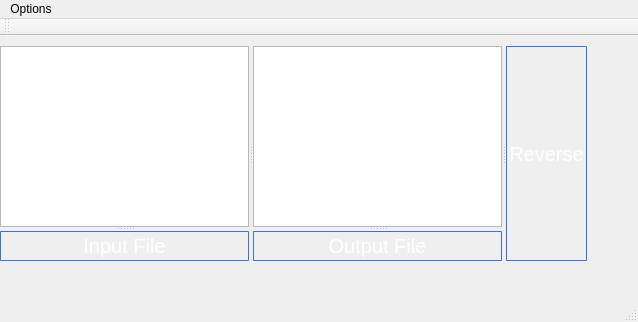
First picture: the form in Lab2/mainwindow.ui, repository SuperSolik/study-cpp-projects, before the edit.
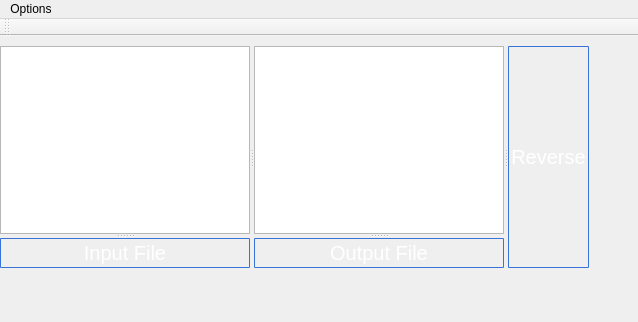
Second picture: the form after the edit.

Patch:
```diff
--- a/Lab2/mainwindow.ui
+++ b/Lab2/mainwindow.ui
@@ -24,7 +24,7 @@
                                         stop: 0 #4287ff, stop: 1 #356ccc);
  }
 
-QTextBrowser{
+QTextEdit{
 	font-size: 20px;
 }</string>
   </property>
@@ -34,8 +34,8 @@
      <rect>
       <x>0</x>
       <y>10</y>
-      <width>587</width>
-      <height>215</height>
+      <width>589</width>
+      <height>222</height>
      </rect>
     </property>
     <property name="orientation">
@@ -49,7 +49,7 @@
       <property name="orientation">
        <enum>Qt::Vertical</enum>
       </property>
-      <widget class="QTextBrowser" name="textBrowser"/>
+      <widget class="QTextEdit" name="textEdit"/>
       <widget class="QPushButton" name="InputButton">
        <property name="text">
         <string>Input File</string>
@@ -60,7 +60,7 @@
       <property name="orientation">
        <enum>Qt::Vertical</enum>
       </property>
-      <widget class="QTextBrowser" name="textBrowser_2"/>
+      <widget class="QTextEdit" name="textEdit_2"/>
       <widget class="QPushButton" name="OutputButton">
        <property name="text">
         <string>Output File</string>
@@ -100,7 +100,6 @@
     <bool>false</bool>
    </attribute>
   </widget>
-  <widget class="QStatusBar" name="statusBar"/>
   <action name="actionHelp">
    <property name="text">
     <string>Help</string>
```
Left out of the diff: 9 changed lines with no effect on the pictures.
